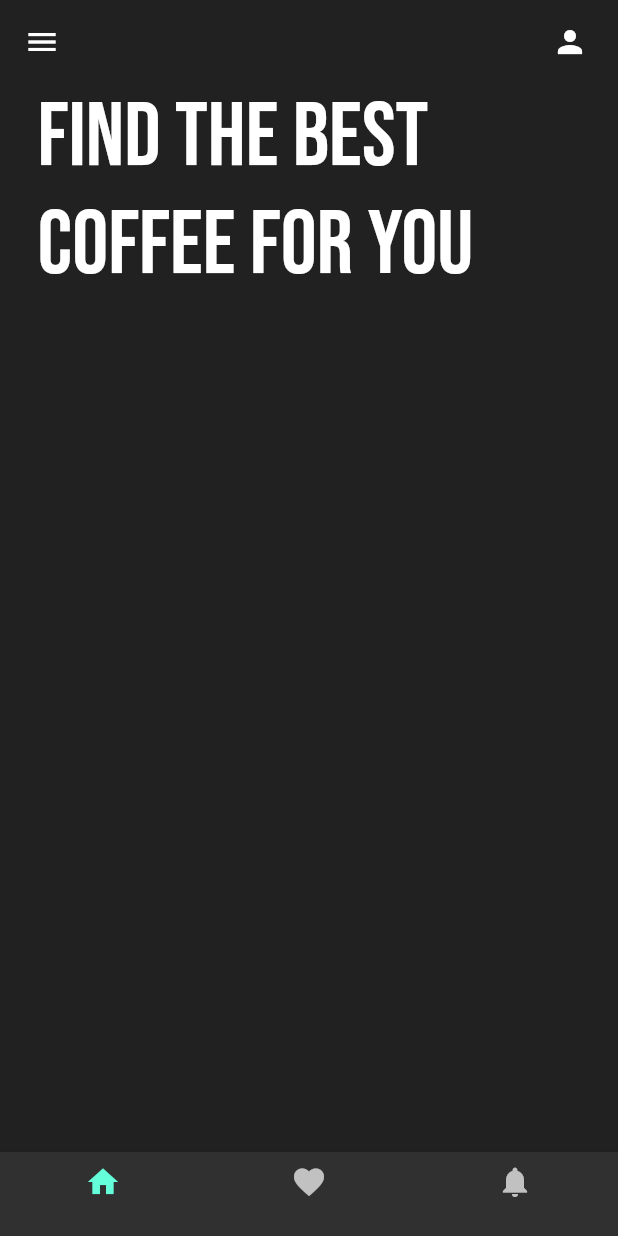
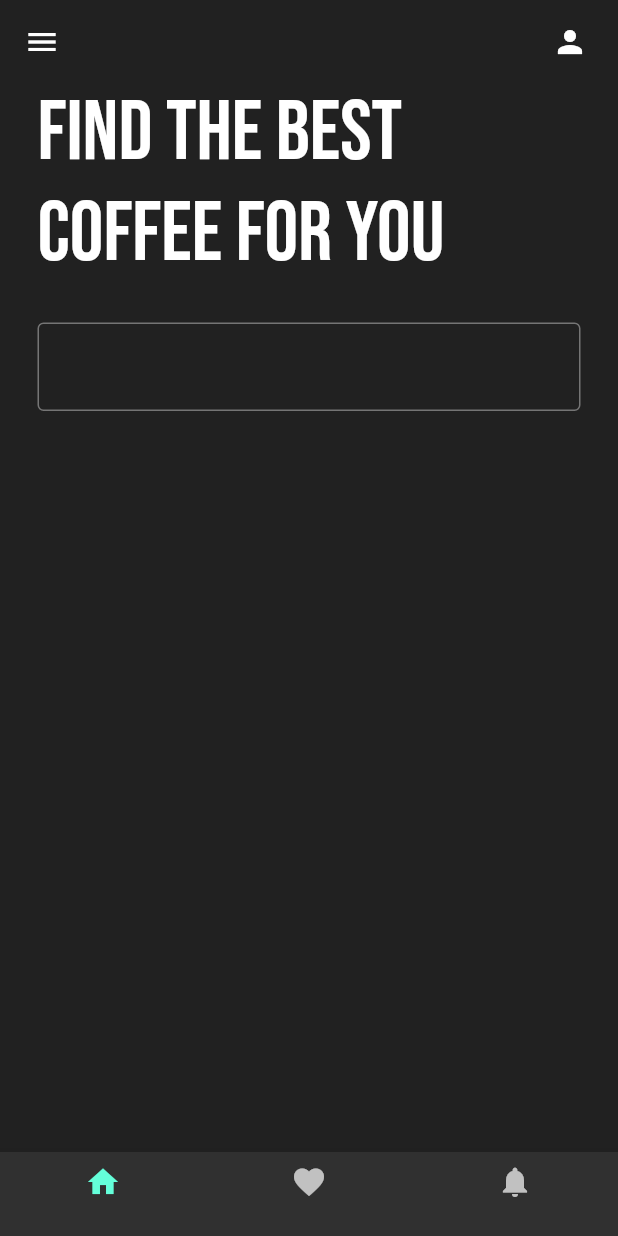
Before and after one commit to shahdat-sajib/coffee-shop-flutter, a Flutter app: the screen it shows after launch, on a phone screen of 412 x 824 dp. Run offline on Flutter 3.47's test engine with Material 2 defaults, Android fonts, the phone set to English and light mode, and no system bars; our stand-ins replace google_fonts.

Commit message:
input field added

```diff
--- a/lib/screens/home_page.dart
+++ b/lib/screens/home_page.dart
@@ -48,9 +48,23 @@ class _HomePageState extends State<HomePage> {
             padding: const EdgeInsets.symmetric(horizontal: 25.0),
             child: Text("Find the best coffee for you",
             style: GoogleFonts.bebasNeue(
-              fontSize: 60.0
+              fontSize: 56.0
               ),
           ),),
+
+          const SizedBox(height: 25,),
+
+          Padding(
+            padding: const EdgeInsets.symmetric(horizontal: 25.0),
+            child: TextField(
+              decoration: InputDecoration(
+                focusedBorder: const OutlineInputBorder(),
+                enabledBorder: OutlineInputBorder(
+                  borderSide: BorderSide(color: Colors.grey.shade600),
+                )
+              ),
+            ),
+          ),
         ],
       ),
     );
```
